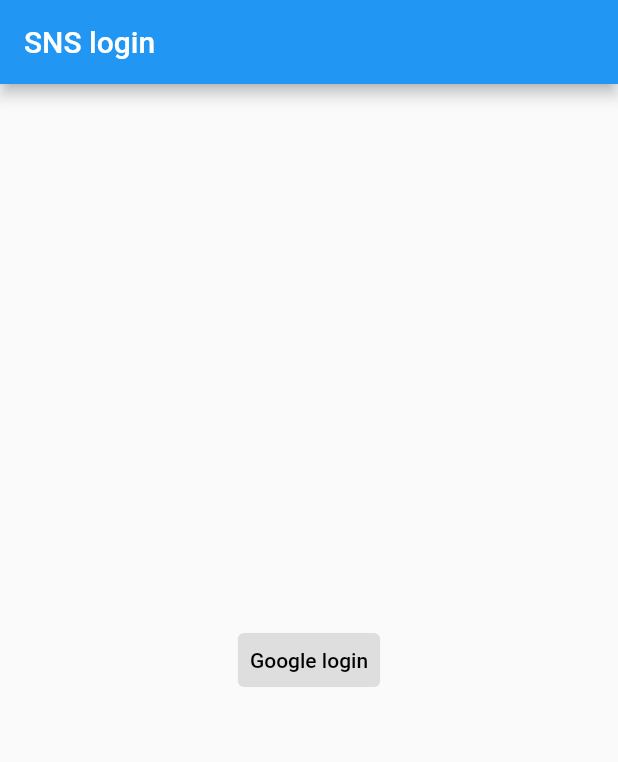
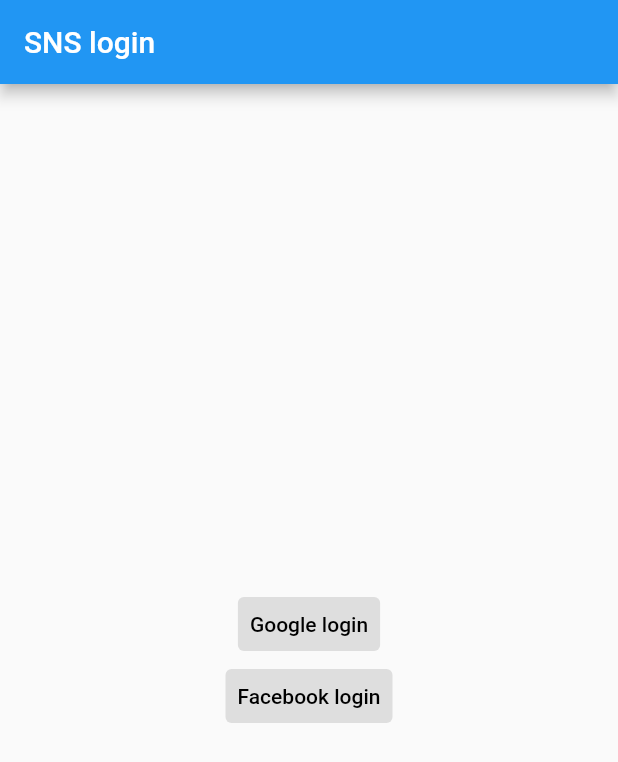
Before and after one commit to kicok/flutter_sns_login_sample, a Flutter app: the screen it shows after launch, on a phone screen of 412 x 824 dp. Shown: the top 762 px of the screen. Run offline on Flutter 3.47's test engine with Material 2 defaults, Android fonts, the phone set to English and light mode, and no system bars; our stand-ins replace firebase_auth, firebase_core, google_sign_in; missing offline and left inert: flutter_facebook_auth; accounts and stored records are empty.

Commit message:
add facebook loign

```diff
--- a/lib/pages/login_widget.dart
+++ b/lib/pages/login_widget.dart
@@ -1,6 +1,7 @@
 import 'package:firebase_auth/firebase_auth.dart';
 import 'package:flutter/material.dart';
 import 'package:google_sign_in/google_sign_in.dart';
+import 'package:flutter_facebook_auth/flutter_facebook_auth.dart';
 
 //https://firebase.flutter.dev/docs/auth/social 에서 코드 복사해옴
 class LoginWidget extends StatelessWidget {
@@ -24,6 +25,18 @@
     return await FirebaseAuth.instance.signInWithCredential(credential);
   }
 
+  Future<UserCredential> signInWithFacebook() async {
+    // Trigger the sign-in flow
+    final LoginResult loginResult = await FacebookAuth.instance.login();
+
+    // Create a credential from the access token
+    final OAuthCredential facebookAuthCredential =
+        FacebookAuthProvider.credential(loginResult.accessToken!.token);
+
+    // Once signed in, return the UserCredential
+    return FirebaseAuth.instance.signInWithCredential(facebookAuthCredential);
+  }
+
   @override
   Widget build(BuildContext context) {
     return Scaffold(
@@ -41,7 +54,15 @@
                 backgroundColor: Colors.grey.withOpacity(0.3),
                 primary: Colors.black,
               ),
-            )
+            ),
+            TextButton(
+              onPressed: signInWithFacebook,
+              child: const Text('Facebook login'),
+              style: TextButton.styleFrom(
+                backgroundColor: Colors.grey.withOpacity(0.3),
+                primary: Colors.black,
+              ),
+            ),
           ],
         ),
       ),
--- a/pubspec.yaml
+++ b/pubspec.yaml
@@ -38,6 +38,7 @@
   firebase_auth: ^3.3.4
 
   google_sign_in: ^5.2.1
+  flutter_facebook_auth: ^3.5.7
 
 dev_dependencies:
   flutter_test:
```
Also changed, not shown: pubspec.lock, 4 other files.
